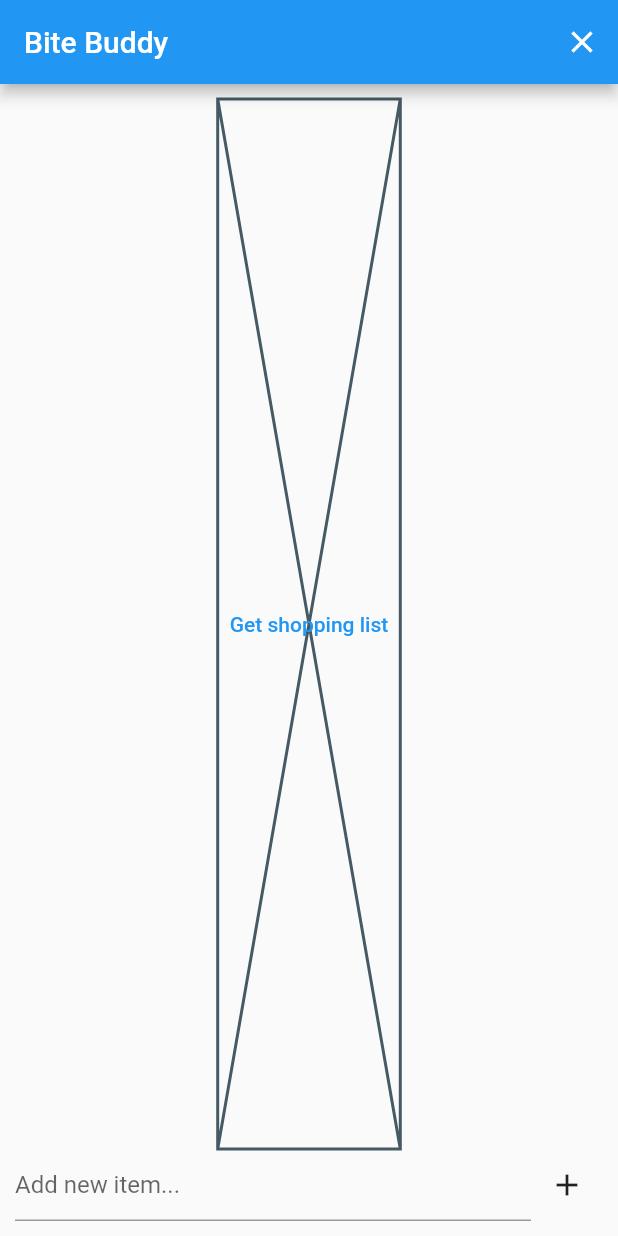
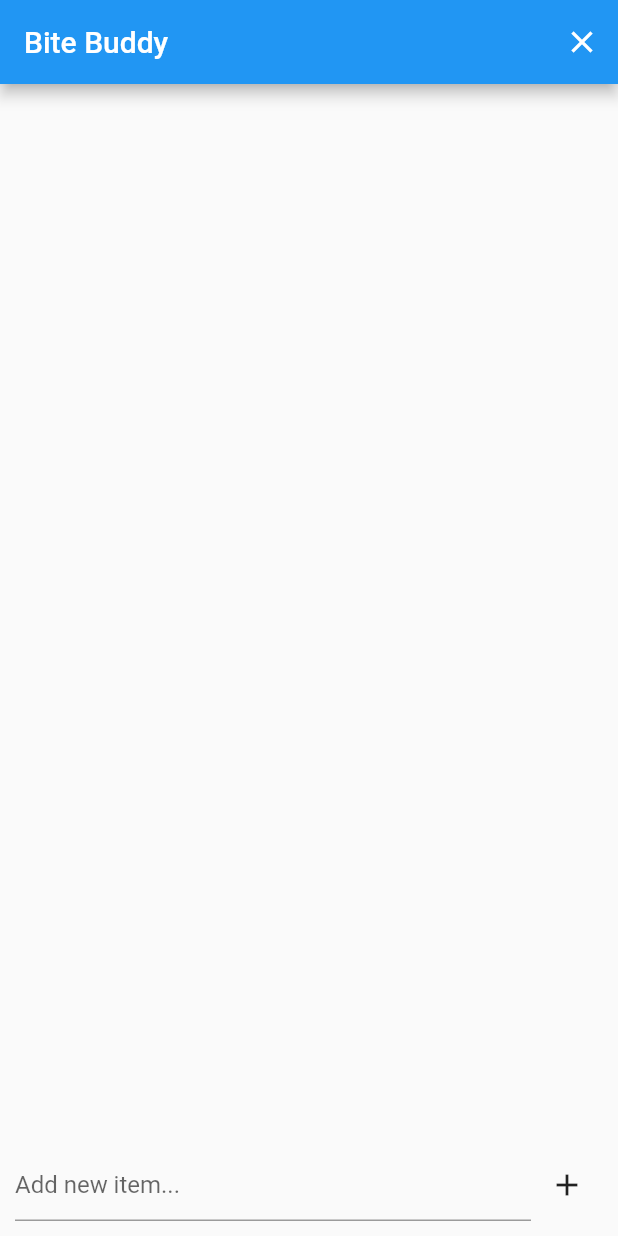
Before and after one commit to IamChrister/BiteBuddy, a Flutter app: the screen it shows after launch, on a phone screen of 412 x 824 dp. Run offline on Flutter 3.47's test engine with Material 2 defaults, Android fonts, the phone set to English and light mode, and no system bars; our stand-ins replace bloc, dartz, equatable, flutter_bloc, get_it; missing offline and left inert: eventsource.

Commit message:
Extracted the ListItemWidget from the reorderable list

```diff
--- a/lib/presentation/pages/home_screen.dart
+++ b/lib/presentation/pages/home_screen.dart
@@ -21,31 +21,6 @@ class _HomeScreenState extends State<HomeScreen> {
         .add(UpdateShoppingListEvent(const ShoppingList(items: [])));
   }
 
-  @override
-  Widget build(BuildContext context) {
-    return Scaffold(
-      appBar: AppBar(
-        title: const Text("Bite Buddy"),
-        actions: [
-          IconButton(
-              onPressed: _clearShoppingList, icon: const Icon(Icons.clear))
-        ],
-      ),
-      body: const HomeBody(),
-    );
-  }
-}
-
-class HomeBody extends StatefulWidget {
-  const HomeBody({
-    super.key,
-  });
-
-  @override
-  State<HomeBody> createState() => _HomeBodyState();
-}
-
-class _HomeBodyState extends State<HomeBody> {
   void dispatchGetShoppingList() {
     BlocProvider.of<ShoppingListBloc>(context).add(StreamShoppingListEvent());
   }
@@ -59,31 +34,21 @@ class _HomeBodyState extends State<HomeBody> {
 
   @override
   Widget build(BuildContext context) {
-    return Padding(
-      padding: const EdgeInsets.all(10.0),
-      child: Column(children: [
-        // List display area
-        BlocBuilder<ShoppingListBloc, ShoppingListState>(
-          // Here is how we get access to the bloc
-          builder: (context, state) {
-            if (state is ShoppingListInitial) {
-              return Expanded(
-                  child: Placeholder(
-                child: TextButton(
-                  onPressed: dispatchGetShoppingList,
-                  child: const Text("Get shopping list"),
-                ),
-              ));
-            } else {
-              return const ShoppingListWidget(
-                  //items: state.shoppingList.items,
-                  //onDelete: onDeleteItem,
-                  );
-            }
-          },
-        ),
-        const AddListItemWidget(),
-      ]),
+    return Scaffold(
+      appBar: AppBar(
+        title: const Text("Bite Buddy"),
+        actions: [
+          IconButton(
+              onPressed: _clearShoppingList, icon: const Icon(Icons.clear))
+        ],
+      ),
+      body: Padding(
+        padding: const EdgeInsets.all(10.0),
+        child: Column(children: const [
+          ShoppingListWidget(),
+          AddListItemWidget(),
+        ]),
+      ),
     );
   }
 }
```
Also changed, not shown: lib/presentation/pages/list_item_widget.dart (added, +44 -0 lines), lib/presentation/pages/shopping_list_widget.dart (+23 -31 lines).
